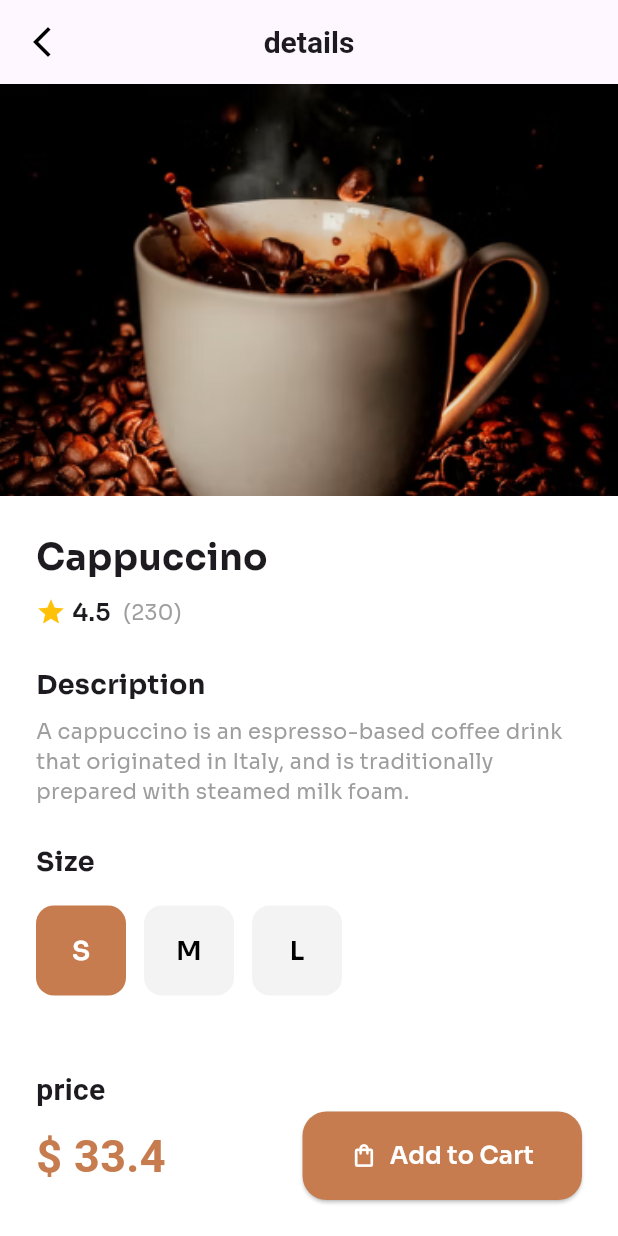
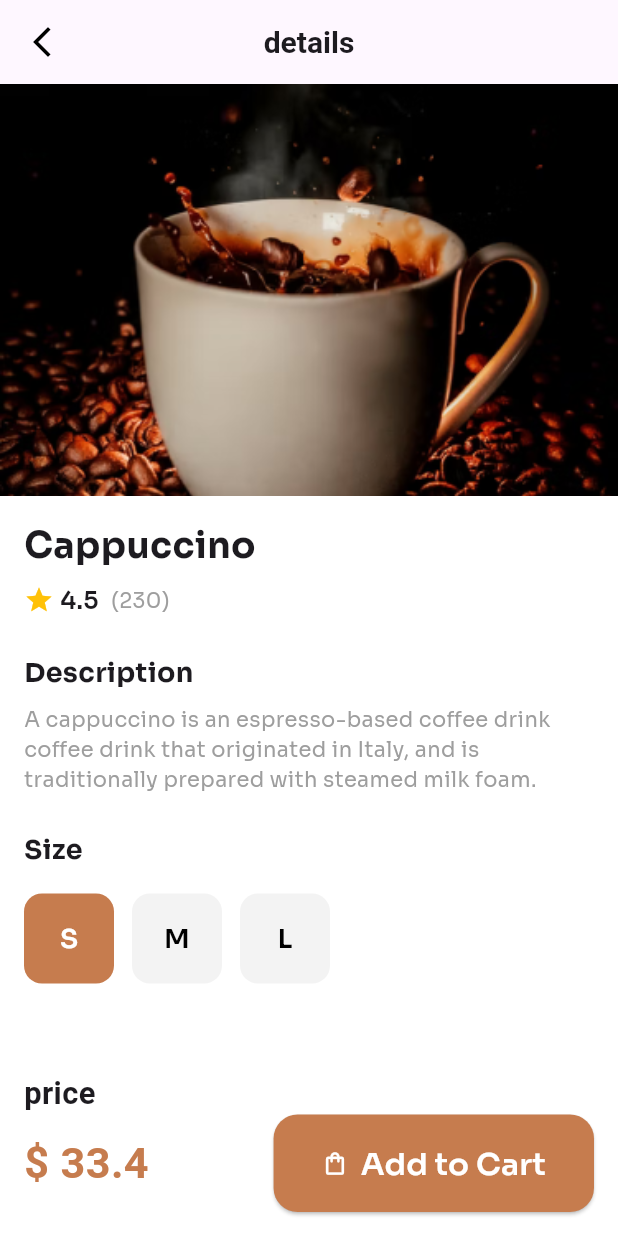
Before and after one commit to reemmohmed/Coffee, a Flutter app: the DetalsView screen opened directly, on a phone screen of 412 x 824 dp. Run offline on Flutter 3.47's test engine with Material 3 defaults, Android fonts, the phone set to English and light mode, and no system bars; our stand-ins replace bloc, flutter_bloc, flutter_map, google_fonts, google_nav_bar, ionicons and 1 more.

Commit message:
Refactor DetalsView: Improve padding and font size calculations for better responsiveness

```diff
--- a/lib/Featuers/home/presentation/view/detals_view.dart
+++ b/lib/Featuers/home/presentation/view/detals_view.dart
@@ -10,6 +10,9 @@ class DetalsView extends StatelessWidget {
 
   @override
   Widget build(BuildContext context) {
+    const double left = 16.0;
+    const double top = 16.0;
+    const double right = 16.0;
     return Scaffold(
       appBar: CustomAppBar(title: "details"),
 
@@ -23,7 +26,7 @@ class DetalsView extends StatelessWidget {
 
           Expanded(
             child: Padding(
-              padding: const EdgeInsets.all(24),
+              padding: const EdgeInsets.fromLTRB(left, top, right, top),
               child: CustomDetalse(),
             ),
           ),
@@ -38,6 +41,8 @@ class CustomDetalse extends StatelessWidget {
 
   @override
   Widget build(BuildContext context) {
+    final width = MediaQuery.of(context).size.width;
+    final height = MediaQuery.of(context).size.height;
     return Column(
       crossAxisAlignment: CrossAxisAlignment.start,
       children: [
@@ -71,7 +76,7 @@ class CustomDetalse extends StatelessWidget {
         ),
         const SizedBox(height: 8),
         Text(
-          "A cappuccino is an espresso-based coffee drink that originated in Italy, and is traditionally prepared with steamed milk foam.",
+          "A cappuccino is an espresso-based coffee drink   coffee drink that originated in Italy, and is traditionally prepared with steamed milk foam.",
           style: GoogleFonts.sora(fontSize: 14, color: Colors.grey),
         ),
         const SizedBox(height: 24),
@@ -95,14 +100,14 @@ class CustomDetalse extends StatelessWidget {
         const Spacer(),
 
         // السعر وزر الإضافة
-        TitelTextWidget(text: "price"),
+        TitelTextWidget(text: "price", fontSize: width * 0.05),
         Row(
           mainAxisAlignment: MainAxisAlignment.spaceBetween,
           children: [
             TitelTextWidget(
               text: r"$ 33.4",
               color: AppColors.button,
-              fontSize: 30,
+              fontSize: width * 0.07,
               fontWeight: FontWeight.w700,
             ),
 
@@ -125,7 +130,7 @@ class CustomDetalse extends StatelessWidget {
                   Text(
                     "Add to Cart",
                     style: GoogleFonts.sora(
-                      fontSize: 16,
+                      fontSize: width * 0.05,
                       color: Colors.white,
                       fontWeight: FontWeight.w600,
                     ),
```
